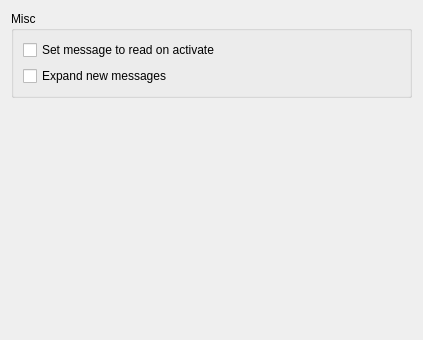
Old version of the form retroshare-gui/src/gui/settings/ForumPage.ui in the repository RetroShare/RetroShare.
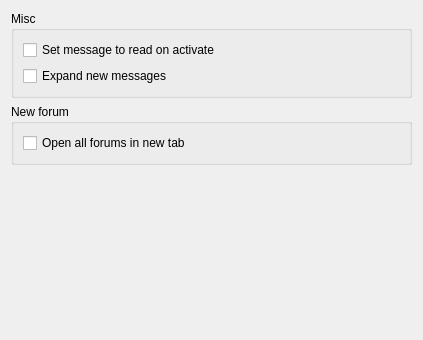
New version of the form.

Commit message:
Added new option for GxsForums and FeedReader - Open all forums/feeds in new tab.
Option=on (standard)
- no standard tab
- new tab by single click
- no menu entry "Open in new tab"

Option=off:
- standard tab (not closeable)
- open in standard tab by single click
- menu entry "Open in new tab"
- open new tab with middle mouse button

What changed in the file:
```diff
--- a/retroshare-gui/src/gui/settings/ForumPage.ui
+++ b/retroshare-gui/src/gui/settings/ForumPage.ui
@@ -34,7 +34,7 @@
      </layout>
     </widget>
    </item>
-   <item row="1" column="0">
+   <item row="2" column="0">
     <spacer name="verticalSpacer">
      <property name="orientation">
       <enum>Qt::Vertical</enum>
@@ -47,6 +47,22 @@
      </property>
     </spacer>
    </item>
+   <item row="1" column="0">
+    <widget class="QGroupBox" name="gxsGroupBox">
+     <property name="title">
+      <string>New forum</string>
+     </property>
+     <layout class="QVBoxLayout" name="verticalLayout">
+      <item>
+       <widget class="QCheckBox" name="openAllInNewTabCheckBox">
+        <property name="text">
+         <string>Open all forums in new tab</string>
+        </property>
+       </widget>
+      </item>
+     </layout>
+    </widget>
+   </item>
   </layout>
  </widget>
  <resources/>
```
The commit also changes 29 other files.
